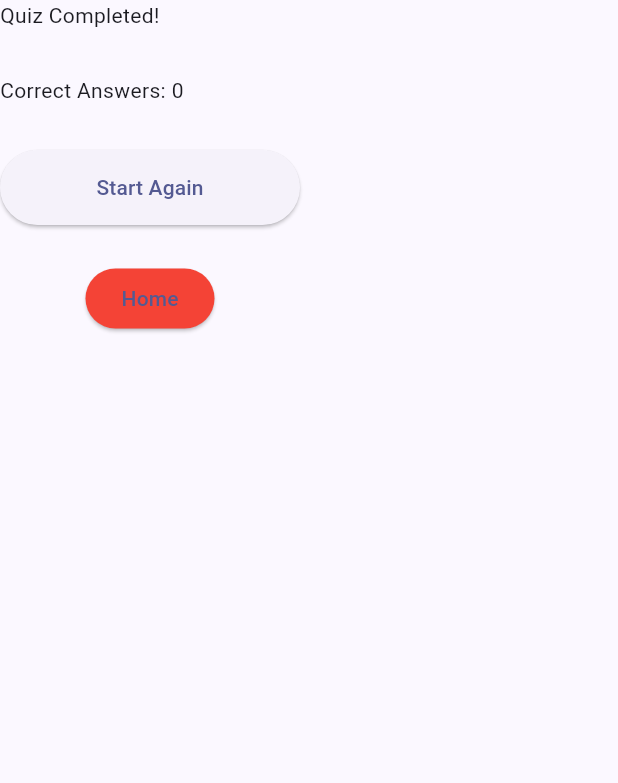
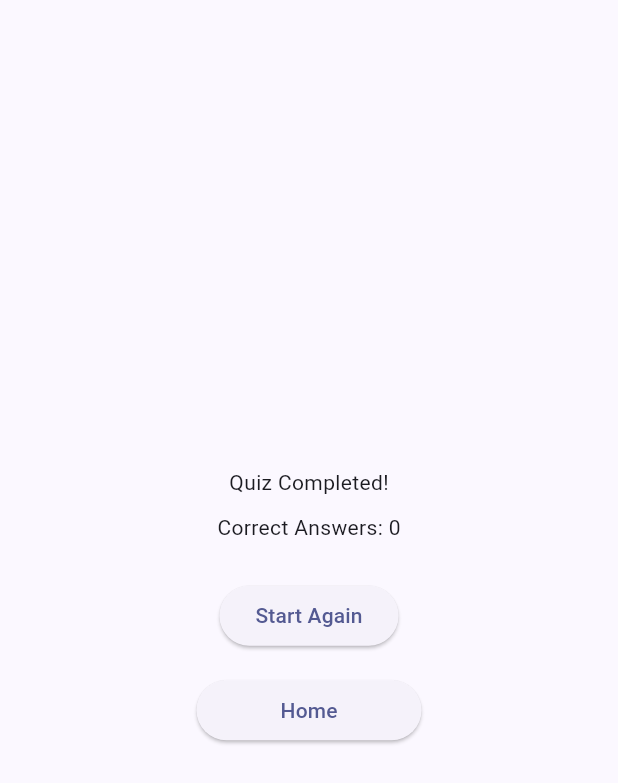
Before and after one commit to johnjoemer/Trivia_App, a Flutter app: the QuizSummary widget shown alone on an empty page, opened directly with empty values, on a phone screen of 412 x 824 dp. Shown: the top 783 px of the screen. Run offline on Flutter 3.47's test engine with Material 2 defaults, Android fonts, the phone set to English and light mode, and no system bars; network calls fail.

Commit message:
Quiz Pages

```diff
--- a/trivia_quiz_app/lib/screens/quiz_page.dart
+++ b/trivia_quiz_app/lib/screens/quiz_page.dart
@@ -3,22 +3,10 @@ import 'package:http/http.dart' as http;
 import 'package:trivia_quiz_app/main.dart';
 import 'package:trivia_quiz_app/screens/checkanswers_page.dart';
 import 'dart:convert';
+import 'package:trivia_quiz_app/screens/quiz_summary.dart';
 
-import 'package:trivia_quiz_app/screens/home_page.dart';
 String baseUrl = "https://opentdb.com/api.php?amount=10&category=9&difficulty=easy&type=multiple";
 int questionCounter = 1;
-
-class QuizPage extends StatelessWidget {
-  const QuizPage({super.key});
-
-  @override
-  Widget build(BuildContext context) {
-    return MaterialApp(
-      title: 'Trivia Quiz App',
-      home: TriviaQuizPage(),
-    );
-  }
-}
 
 class TriviaQuizPage extends StatefulWidget {
   @override
@@ -55,6 +43,7 @@ class _TriviaQuizPageState extends State<TriviaQuizPage> {
           'question': result['question'],
           'correctAnswer': result['correct_answer'],
           'incorrectAnswers': incorrectAnswers,
+          'userAnswer': null, // Initialize user answer as null
         });
       }
       //print(questionList);
@@ -89,9 +78,11 @@ class _TriviaQuizPageState extends State<TriviaQuizPage> {
         mainAxisAlignment: MainAxisAlignment.center,
         children: [
           if (!isGameStarted)
-            ElevatedButton(
-              onPressed: startGame,
-              child: const Text('Start Game'),
+            Center(
+              child: ElevatedButton(
+                onPressed: startGame,
+                child: const Text('Start Game'),
+              ),
             ),
 
           //checks if the game has started or is over
@@ -113,6 +104,7 @@ class _TriviaQuizPageState extends State<TriviaQuizPage> {
                   ),
                 ],
               )
+
             //else if the game is not over, it will continue showing the questions
             else
               Flexible(
@@ -120,10 +112,9 @@ class _TriviaQuizPageState extends State<TriviaQuizPage> {
                   future: questionsFuture,
                   builder: (context, snapshot) {
                     if (snapshot.connectionState == ConnectionState.waiting) {
-                      return const SizedBox(
-                                width: 40, height: 40,
-                                child: CircularProgressIndicator())
-                              ;
+                      return const Center(
+                        child: CircularProgressIndicator()
+                      );
                     }
 
                     else if (snapshot.hasError) {
@@ -155,7 +146,9 @@ class _TriviaQuizPageState extends State<TriviaQuizPage> {
                     }
 
                     else {
-                      return const CircularProgressIndicator();
+                      return const Center(
+                        child: CircularProgressIndicator(),
+                      );
                     }
                   },
                 ),
@@ -204,7 +197,7 @@ void startGame() {
 class QuestionCard extends StatelessWidget {
   final Map<String, dynamic> question;
   final List<dynamic> allAnswers;
-  final Function(bool) onAnswerSelected; // callback function that will be called when the user selects an answer
+  final Function(dynamic) onAnswerSelected; // callback function that will be called when the user selects an answer
 
   const QuestionCard({super.key,
     required this.question,
@@ -231,25 +224,22 @@ class QuestionCard extends StatelessWidget {
           return Padding(
             padding: const EdgeInsets.symmetric(vertical: 8.0),
             child: ElevatedButton(
-              style: ElevatedButton.styleFrom(
-                backgroundColor: Colors.lightBlue,
-              ),
               onPressed: () {
-                questionCounter++;
-                onAnswerSelected(answer == question['correctAnswer']);
+                onAnswerSelected(answer);
               },
-              child: Text(answer),
+              child: Text(answer.toString()),
             ),
           );
         }),
+
         // Question Counter
-        const SizedBox(height: 250),
         Text('Question $questionCounter out of 10'),
 
-        const SizedBox(height: 25),
+        const SizedBox(height: 70),
+
         ElevatedButton(
           style: ElevatedButton.styleFrom(
-            backgroundColor: Colors.red,
+            backgroundColor: Color.fromARGB(255, 250, 158, 52),
           ),
           onPressed: () {
             showText = true;
@@ -264,56 +254,3 @@ class QuestionCard extends StatelessWidget {
     );
   }
 }
-
-//once the game is done, it will provide the score and an option to start the game again
-class QuizSummary extends StatelessWidget {
-  final int correctAnswers;
-
-  const QuizSummary({super.key, required this.correctAnswers});
-
-  @override
-  Widget build(BuildContext context) {
-    return Column(
-      mainAxisAlignment: MainAxisAlignment.start,
-      children: [
-        const SizedBox (
-          width: 200, height: 50,
-          child: Text('Quiz Completed!')
-        ),
-        SizedBox (
-          width: 200, height: 50,
-          child: Text('Correct Answers: $correctAnswers')
-        ),
-        SizedBox(
-          width: 200, height: 50,
-          child: ElevatedButton(
-            onPressed: () {
-              showText = true;
-              questionCounter = 1;
-              Navigator.push(
-                context,
-                MaterialPageRoute(builder: (context) => const HomePage()),
-              );
-            },
-            child: const Text('Start Again'),
-          ),
-        ),
-
-        const SizedBox(height: 25),
-        ElevatedButton(
-          style: ElevatedButton.styleFrom(
-            backgroundColor: Colors.red,
-          ),
-          onPressed: () {
-            questionCounter = 1;
-            Navigator.push(
-              context,
-              MaterialPageRoute(builder: (context) => const MyHomePage()),
-            );
-          },
-          child: const Text('Home'),
-        ),
-      ],
-    );
-  }
-}
--- /dev/null
+++ b/trivia_quiz_app/lib/screens/quiz_summary.dart
@@ -0,0 +1,62 @@
+import 'package:flutter/material.dart';
+import 'package:trivia_quiz_app/screens/home_page.dart';
+import 'package:trivia_quiz_app/screens/quiz_page.dart';
+import 'package:trivia_quiz_app/main.dart';
+
+//once the game is done, it will provide the score and an option to start the game again
+class QuizSummary extends StatelessWidget {
+  final int correctAnswers;
+
+  const QuizSummary({super.key, required this.correctAnswers});
+
+  @override
+  Widget build(BuildContext context) {
+    return Center(
+      child: Column (
+        mainAxisAlignment: MainAxisAlignment.center,
+        children: [
+          const SizedBox (
+            height: 30,
+            child: Text('Quiz Completed!')
+          ),
+          SizedBox (
+            height: 30,
+            child: Text('Correct Answers: $correctAnswers')
+          ),
+
+          const SizedBox(height: 15),
+
+          ElevatedButton(
+              onPressed: () {
+                showText = true;
+                questionCounter = 1;
+                Navigator.push(
+                  context,
+                  MaterialPageRoute(builder: (context) => const HomePage()),
+                );
+              },
+              child: const Text('Start Again'),
+            ),
+
+          const SizedBox(height: 15),
+
+          Container(
+            width: 150,
+            child: ElevatedButton(
+              onPressed: () {
+                questionCounter = 1;
+                Navigator.push(
+                  context,
+                  MaterialPageRoute(builder: (context) => const MyHomePage()),
+                );
+              },
+              child: const Text('Home'),
+            ),
+          ),
+
+          const SizedBox(height: 15),
+        ],
+      )
+    );
+  }
+}
```
Also changed, not shown: trivia_quiz_app/lib/screens/home_page.dart (+6 -6 lines).
